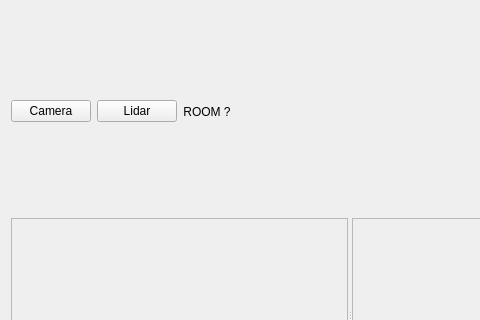
Qt form room_concept/src/localUI.ui (robocomp/active_inference) before a commit; both pictures show x 0 to 480 and y 0 to 320 of the 700 by 430 pixel window.
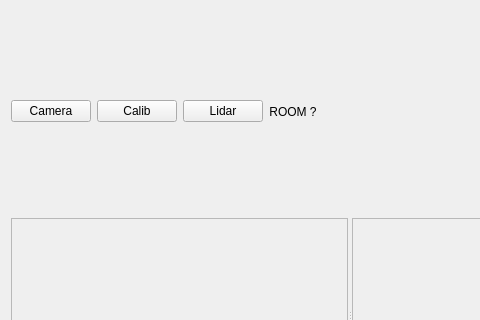
The same form after that commit.

Commit message: room_concept: a Calib button showing how the self-calibration is going

What changed in the file:
```diff
--- a/room_concept/src/localUI.ui
+++ b/room_concept/src/localUI.ui
@@ -26,6 +26,19 @@
        </property>
       </widget>
      </item>
+     <item>
+      <widget class="QPushButton" name="btn_calib_viz">
+       <property name="text">
+        <string>Calib</string>
+       </property>
+       <property name="toolTip">
+        <string>Self-calibration: parameter values, their uncertainty, and whether the driving is currently teaching each one</string>
+       </property>
+       <property name="maximumHeight">
+        <number>35</number>
+       </property>
+      </widget>
+     </item>
      <item>
       <widget class="QPushButton" name="btn_lidar_points_viz">
        <property name="text">
```
The commit also changes 8 other files.
